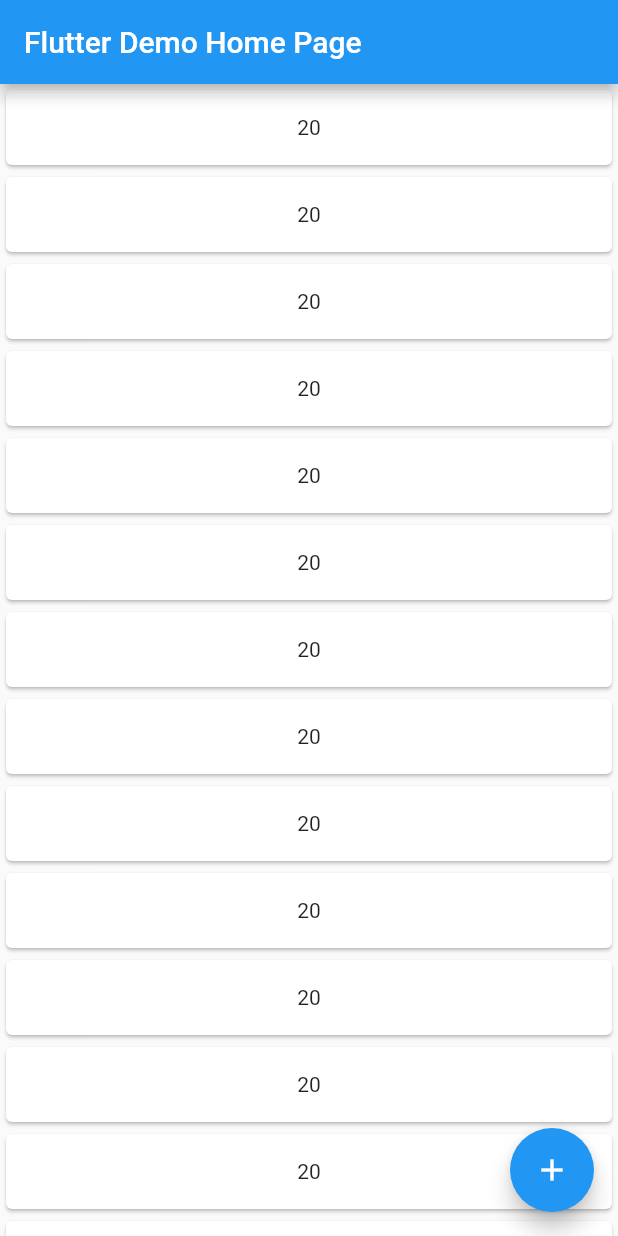
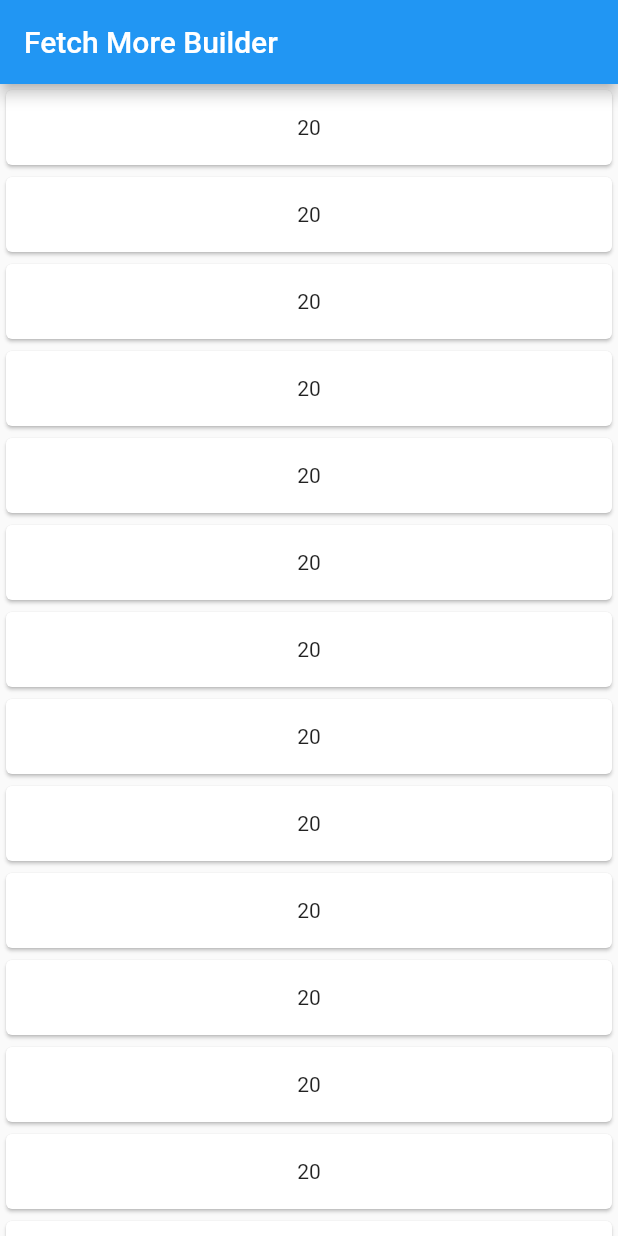
Before and after one commit to onatcipli/fetch_more, a Flutter app: the screen it shows after launch, on a phone screen of 412 x 824 dp. Run offline on Flutter 3.47's test engine with Material 2 defaults, Android fonts, the phone set to English and light mode, and no system bars; our stand-ins replace bloc, equatable, flutter_bloc, rxdart.

Commit message:
Update example and README

```diff
--- a/example/lib/main.dart
+++ b/example/lib/main.dart
@@ -13,67 +13,45 @@ class MyApp extends StatelessWidget {
       theme: ThemeData(
         primarySwatch: Colors.blue,
       ),
-      home: MyHomePage(title: 'Flutter Demo Home Page'),
-    );
-  }
-}
-
-class MyHomePage extends StatefulWidget {
-  MyHomePage({Key key, this.title}) : super(key: key);
-
-  final String title;
-
-  @override
-  _MyHomePageState createState() => _MyHomePageState();
-}
-
-class _MyHomePageState extends State<MyHomePage> {
-  int _counter = 0;
-
-  void _incrementCounter() {
-    setState(() {
-      _counter++;
-    });
-  }
-
-  @override
-  Widget build(BuildContext context) {
-    return Scaffold(
-      appBar: AppBar(
-        title: Text(widget.title),
-      ),
-      body: FetchMoreBuilder(
-        itemBuilder: (BuildContext context, List list, int index) {
-          return Card(
-            child: Container(
-              height: 50,
-              child: Center(
-                child: Text(
-                  list.elementAt(index).toString(),
-                ),
-              ),
-            ),
-          );
-        },
-        dataFetcher: _dataFetcher,
-        limit: 20,
-      ),
-      floatingActionButton: FloatingActionButton(
-        onPressed: _incrementCounter,
-        tooltip: 'Increment',
-        child: Icon(Icons.add),
+      home: Scaffold(
+        appBar: AppBar(
+          title: Text('Fetch More Builder'),
+        ),
+        body: FetchMoreBuilder(
+          itemBuilder: _itemBuilder,
+          dataFetcher: _dataFetcher,
+          limit: 20,
+        ),
       ),
     );
   }
 
+  /// You can get your data from the server in this function
   Future<List<dynamic>> _dataFetcher(int index, int limit,
       [String searchTerm]) async {
     await Future.delayed(Duration(milliseconds: 1000));
     List list = [];
+    if (index == 60) {
+      // returning empty List tells to the FetchMoreBuilder data finished.
+      return list;
+    }
     for (int i = 0; i < limit; i++) {
       Random rdm = Random();
       list.add(rdm.nextInt(100));
     }
     return list;
   }
+
+  Widget _itemBuilder(BuildContext context, List list, int index) {
+    return Card(
+      child: Container(
+        height: 50,
+        child: Center(
+          child: Text(
+            list.elementAt(index).toString(),
+          ),
+        ),
+      ),
+    );
+  }
 }
--- a/lib/fetch_more_bloc.dart
+++ b/lib/fetch_more_bloc.dart
@@ -56,10 +56,8 @@ class FetchMoreBloc extends Bloc<FetchMoreEvent, FetchMoreState> {
             _searchTerm != ""
                 ? list = await dataFetcher(index, limit, _searchTerm)
                 : list = await dataFetcher(index, limit);
-            print(list);
           } catch (e) {
             list = <dynamic>[];
-            print(list);
             print(e);
           }
           yield list.isEmpty
```
Also changed, not shown: 2 other files.
